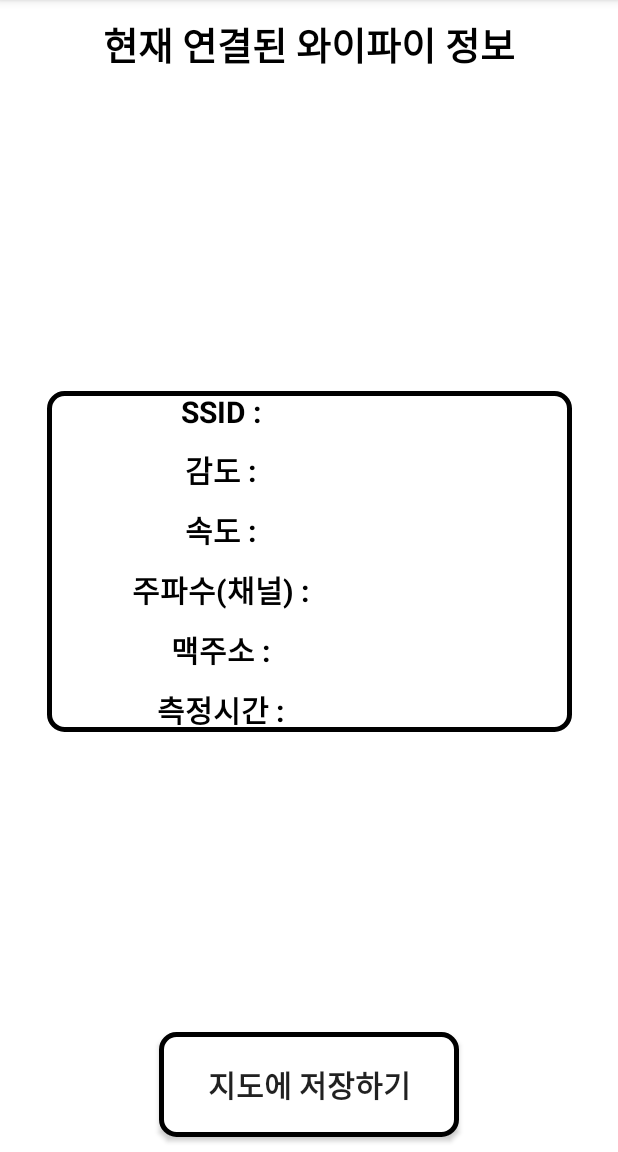
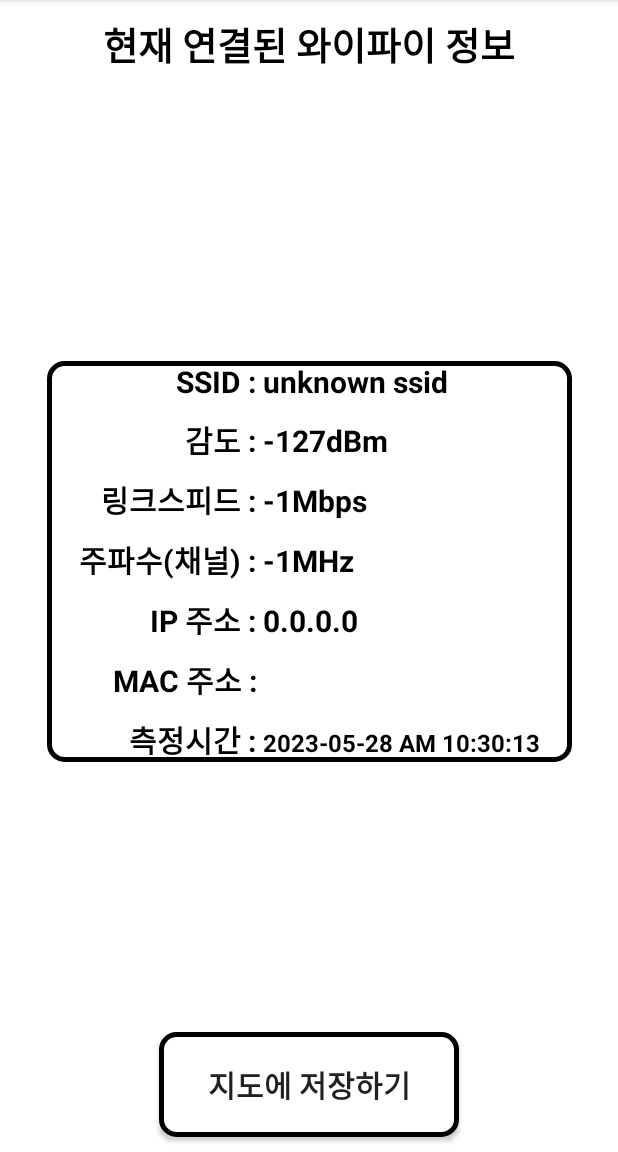
Before and after one commit to 99andrew99/wisee, an Android app: the ArCurrentwifi screen opened directly, with no data from a screen before it, on a phone screen of 412 x 824 dp, the part 84-1236 px from its top. Run offline under Robolectric (Android 15) with nearby library versions, the phone set to English and light mode, and no system bars.

Commit message:
현재 연결중인 와이파이의 자세한 정보 제공

```diff
--- a/app/src/main/java/com/example/wifee/ArCurrentwifi.java
+++ b/app/src/main/java/com/example/wifee/ArCurrentwifi.java
@@ -1,15 +1,75 @@
 package com.example.wifee;
 
+import android.content.Context;
+import android.net.wifi.WifiInfo;
+import android.net.wifi.WifiManager;
 import android.os.Bundle;
+import android.widget.TextView;
 
 import androidx.appcompat.app.AppCompatActivity;
 
+import java.text.SimpleDateFormat;
+import java.util.Date;
+
 public class ArCurrentwifi extends AppCompatActivity {
+    private WifiManager wifiManager;
+    private TextView ssidText;
+    private TextView signalText;
+    private TextView speedText;
+    private TextView frequencyText;
+    private TextView IPText;
+    private TextView macText;
+    private TextView timeText;
 
     @Override
     protected void onCreate(Bundle savedInstanceState) {
         super.onCreate(savedInstanceState);
         setContentView(R.layout.ar_currentwifi);
 
+        ssidText = (TextView)  findViewById(R.id.ssidText);
+        signalText = (TextView) findViewById(R.id.signalText);
+        speedText = (TextView) findViewById(R.id.speedText);
+        frequencyText = (TextView) findViewById(R.id.frequencyText);
+        IPText = (TextView) findViewById(R.id.IPText);
+        macText = (TextView) findViewById(R.id.macText);
+        timeText = (TextView) findViewById(R.id.timeText);
+
+        wifiManager = (WifiManager) getApplicationContext().getSystemService(Context.WIFI_SERVICE);
+        WifiInfo wifiInfo = wifiManager.getConnectionInfo();
+        String ssid = wifiInfo.getSSID();
+        ssidText.setText(ssid.substring(1,ssid.length()-1));
+        signalText.setText(Integer.toString(wifiInfo.getRssi()) + "dBm");
+        speedText.setText(Integer.toString(wifiInfo.getLinkSpeed()) + "Mbps");
+        frequencyText.setText(Integer.toString(wifiInfo.getFrequency()) + "MHz");
+        int ipAddress = wifiInfo.getIpAddress();
+        String stringIpAddress = String.format(
+                "%d.%d.%d.%d",
+                (ipAddress & 0xff),
+                (ipAddress >> 8 & 0xff),
+                (ipAddress >> 16 & 0xff),
+                (ipAddress >> 24 & 0xff)
+        );
+        IPText.setText(stringIpAddress);
+        macText.setText(wifiInfo.getBSSID());
+        timeText.setText(getDateTime());
+    }
+
+    public static int convertFrequencyToChannel(int freq) {
+        if(freq >= 2412 && freq <= 2484) {
+            if (freq == 2484)
+                return (freq-2412) /5;
+            return (freq-2412) /5 + 1;
+        }else if( freq >= 5170 && freq <= 5825) {
+            return (freq-5170) /5 + 34;
+        }
+        else {
+            return -1;
+        }
+    }
+
+    public String getDateTime() {
+        Date date = new Date();
+        SimpleDateFormat df = new SimpleDateFormat("yyyy-MM-dd a hh:mm:ss");
+        return df.format(date);
     }
 }
--- a/app/src/main/res/layout/ar_currentwifi.xml
+++ b/app/src/main/res/layout/ar_currentwifi.xml
@@ -38,13 +38,13 @@
                 android:textStyle="bold"
                 android:layout_column="0"
                 android:text="SSID : "
-                android:textAlignment="center"
+                android:gravity="right"
                 />
             <TextView
                 android:textSize="20sp"
                 android:textColor="@android:color/black"
                 android:textStyle="bold"
-                android:textAlignment="center"
+                android:gravity="left"
                 android:layout_column="1"
                 android:id="@+id/ssidText"
                 android:text="" />
@@ -58,12 +58,14 @@
                 android:textSize="20sp"
                 android:textColor="@android:color/black"
                 android:textStyle="bold"
-                android:textAlignment="center"
+                android:gravity="right"
                 android:layout_column="0"
                 android:text="감도 : " />
             <TextView
                 android:textSize="20sp"
-                android:textAlignment="center"
+                android:textColor="@android:color/black"
+                android:textStyle="bold"
+                android:gravity="left"
                 android:layout_column="1"
                 android:id="@+id/signalText"
                 android:text="" />
@@ -75,14 +77,14 @@
                 android:textSize="20sp"
                 android:textColor="@android:color/black"
                 android:textStyle="bold"
-                android:textAlignment="center"
+                android:gravity="right"
                 android:layout_column="0"
-                android:text="속도 : " />
+                android:text="링크스피드 : " />
             <TextView
                 android:textSize="20sp"
                 android:textColor="@android:color/black"
                 android:textStyle="bold"
-                android:textAlignment="center"
+                android:gravity="left"
                 android:layout_column="1"
                 android:id="@+id/speedText"
                 android:text="" />
@@ -94,14 +96,14 @@
                 android:textSize="20sp"
                 android:textColor="@android:color/black"
                 android:textStyle="bold"
-                android:textAlignment="center"
+                android:gravity="right"
                 android:layout_column="0"
                 android:text="주파수(채널) : " />
             <TextView
                 android:textSize="20sp"
                 android:textColor="@android:color/black"
                 android:textStyle="bold"
-                android:textAlignment="center"
+                android:gravity="left"
                 android:layout_column="1"
                 android:id="@+id/frequencyText"
                 android:text="" />
@@ -113,14 +115,33 @@
                 android:textSize="20sp"
                 android:textColor="@android:color/black"
                 android:textStyle="bold"
-                android:textAlignment="center"
+                android:gravity="right"
                 android:layout_column="0"
-                android:text="맥주소 : " />
+                android:text="IP 주소 : " />
             <TextView
                 android:textSize="20sp"
                 android:textColor="@android:color/black"
                 android:textStyle="bold"
-                android:textAlignment="center"
+                android:gravity="left"
+                android:layout_column="1"
+                android:id="@+id/IPText"
+                android:text="" />
+        </TableRow>
+
+        <TableRow
+            android:layout_marginBottom="10dp">
+            <TextView
+                android:textSize="20sp"
+                android:textColor="@android:color/black"
+                android:textStyle="bold"
+                android:gravity="right"
+                android:layout_column="0"
+                android:text="MAC 주소 : " />
+            <TextView
+                android:textSize="20sp"
+                android:textColor="@android:color/black"
+                android:textStyle="bold"
+                android:gravity="left"
                 android:layout_column="1"
                 android:id="@+id/macText"
                 android:text="" />
@@ -132,14 +153,14 @@
                 android:textSize="20sp"
                 android:textColor="@android:color/black"
                 android:textStyle="bold"
-                android:textAlignment="center"
+                android:gravity="right"
                 android:layout_column="0"
                 android:text="측정시간 : " />
             <TextView
-                android:textSize="20sp"
+                android:textSize="16sp"
                 android:textColor="@android:color/black"
                 android:textStyle="bold"
-                android:textAlignment="center"
+                android:gravity="left"
                 android:layout_column="1"
                 android:id="@+id/timeText"
                 android:text="" />
```
